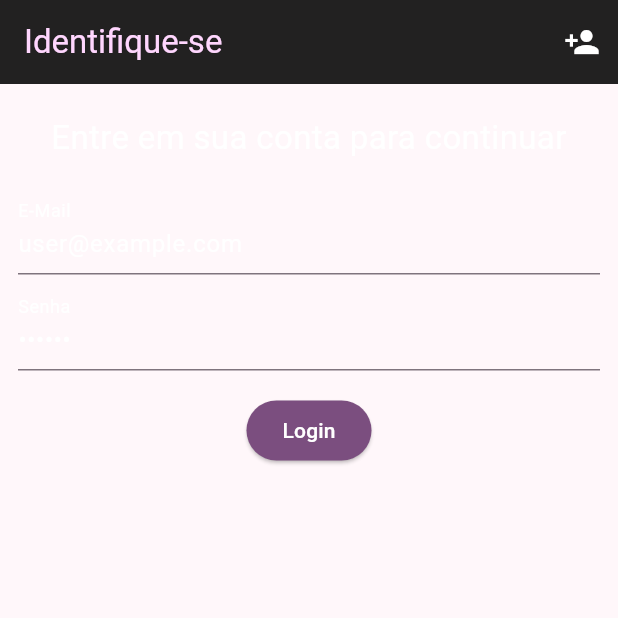
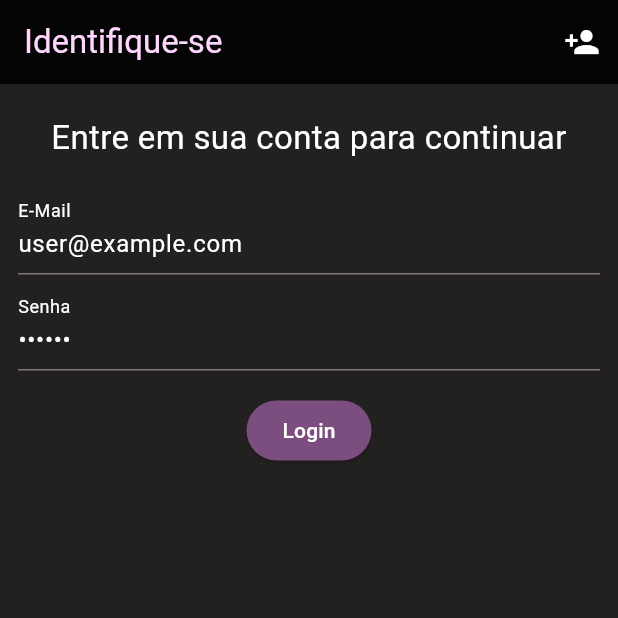
Before and after one commit to pedro-belo/bakary-flutter, a Flutter app: the screen it shows after launch, on a phone screen of 412 x 824 dp, the top half of it. Run offline on Flutter 3.47's test engine with Material 2 defaults, Android fonts, the phone set to English and light mode, and no system bars; our stand-ins replace dio, flutter_riverpod.

Commit message:
ajuste no background do tema

```diff
--- a/lib/theme.dart
+++ b/lib/theme.dart
@@ -2,9 +2,9 @@ import 'package:flutter/material.dart';
 
 final theme = ThemeData(
   useMaterial3: true,
+  scaffoldBackgroundColor: const Color.fromARGB(255, 35, 32, 32),
   colorScheme: ColorScheme.fromSeed(
     seedColor: Colors.purple,
-    background: Colors.black87,
     error: const Color.fromARGB(255, 252, 56, 102),
   ),
   textTheme: const TextTheme().copyWith(
@@ -19,9 +19,10 @@ final theme = ThemeData(
     ),
   ),
   appBarTheme: const AppBarTheme(
-      backgroundColor: Colors.black87,
-      titleTextStyle: TextStyle(
-        color: Colors.white,
-        fontSize: 22,
-      )),
+    backgroundColor: Colors.black87,
+    titleTextStyle: TextStyle(
+      color: Colors.white,
+      fontSize: 22,
+    ),
+  ),
 );
```
